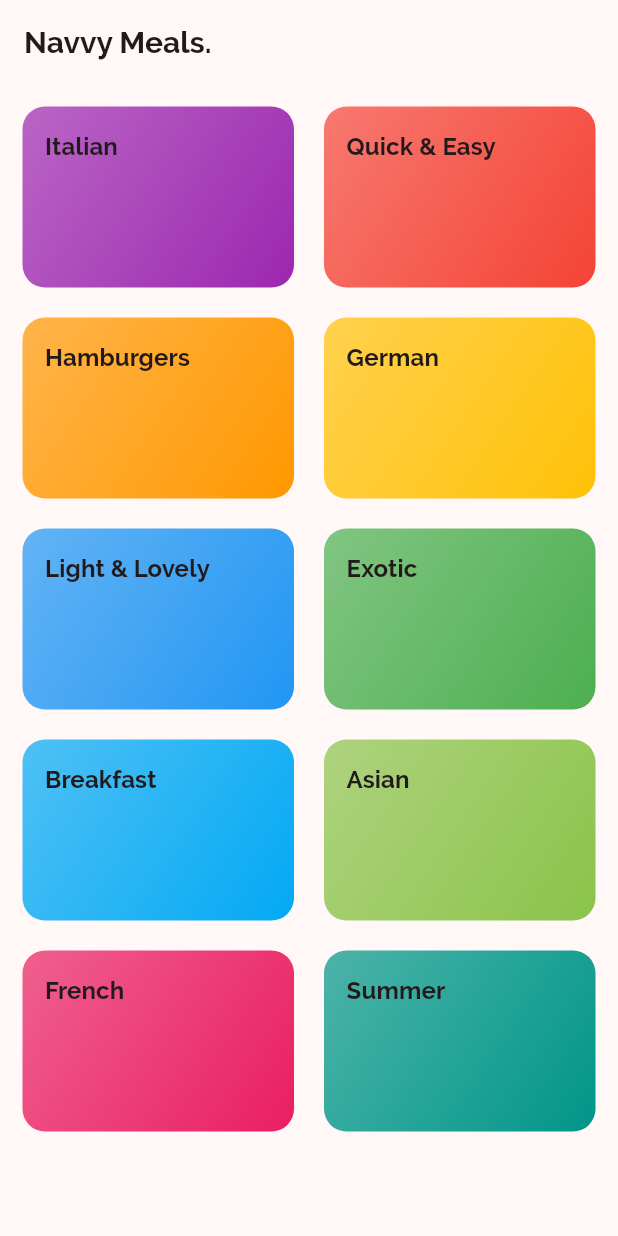
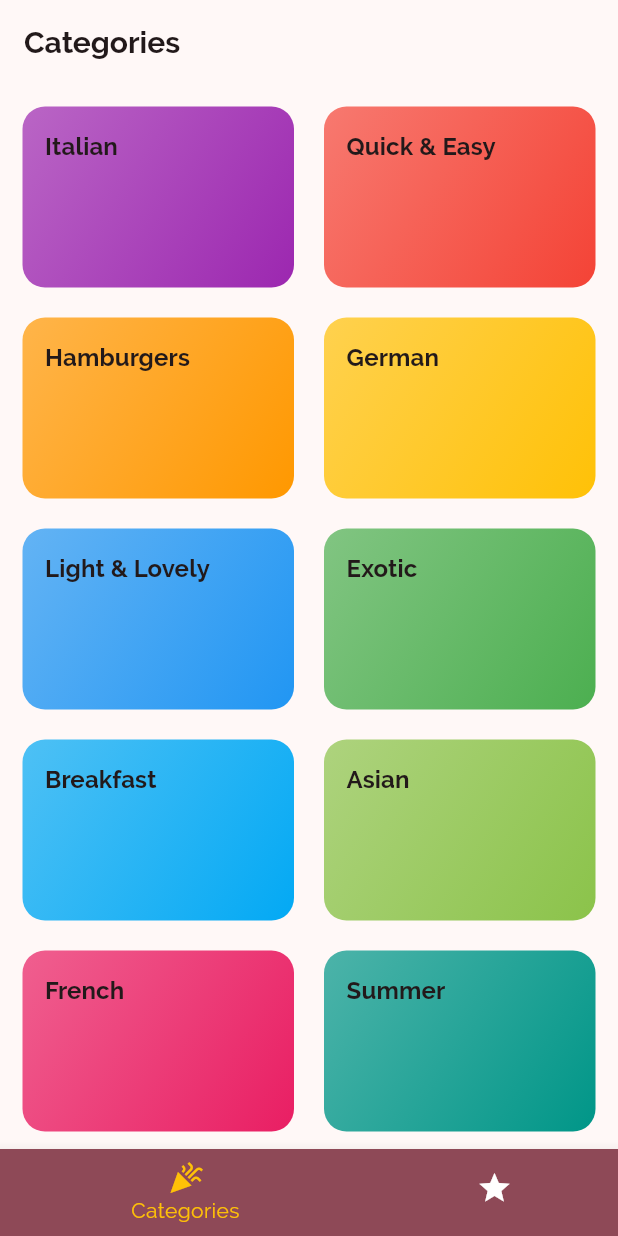
Before and after one commit to flexxy-07/NavvyMeals, a Flutter app: the screen it shows after launch, on a phone screen of 412 x 824 dp. Run offline on Flutter 3.47's test engine with Material 3 defaults, Android fonts, the phone set to English and light mode, and no system bars.

Commit message:
Added bottom navigation bar

```diff
--- a/lib/categories_screen.dart
+++ b/lib/categories_screen.dart
@@ -5,9 +5,7 @@ import 'category_item.dart';
 class CategoriesScreen extends StatelessWidget {
   @override
   Widget build(BuildContext context) {
-    return Scaffold(
-      appBar: AppBar(title: const Text('Navvy Meals.')),
-      body: GridView(
+    return GridView(
         padding: const EdgeInsets.all(15),
 
         gridDelegate: SliverGridDelegateWithMaxCrossAxisExtent(
@@ -22,7 +20,6 @@ class CategoriesScreen extends StatelessWidget {
                   CategoryItem(id: cat.id, title: cat.title, color: cat.color),
             )
             .toList(),
-      ),
-    );
+      );
   }
 }
--- /dev/null
+++ b/lib/favourite_screen.dart
@@ -0,0 +1,14 @@
+import 'package:flutter/material.dart';
+
+class FavouriteScreen extends StatelessWidget {
+  const FavouriteScreen({super.key});
+
+  @override
+  Widget build(BuildContext context) {
+    return Scaffold(
+      body: const Center(
+        child: Text('Favourite Screen'),
+      ),
+    );
+  }
+}
--- a/lib/main.dart
+++ b/lib/main.dart
@@ -3,6 +3,7 @@ import 'package:flutter/material.dart';
 import 'package:tastynav_cuisines/categories_screen.dart';
 import 'package:tastynav_cuisines/category_meals_screen.dart';
 import 'package:tastynav_cuisines/meal_item_details.dart';
+import 'package:tastynav_cuisines/tabs_screen.dart';
 
 void main() => runApp(MyApp());
 
@@ -37,8 +38,10 @@ class MyApp extends StatelessWidget{
         ),
         useMaterial3: true,
       ),
-      home: CategoriesScreen(),
+     // home: CategoriesScreen(),
+      initialRoute: '/',
       routes: {
+        '/' : (context) => TabsScreen(),
         CategoryMealsScreen.routeName: (ctx) => CategoryMealsScreen(),
         MealDetail.routeName: (ctx) => MealDetail(),
       }, // first screen of the app
--- /dev/null
+++ b/lib/tabs_screen.dart
@@ -0,0 +1,51 @@
+import 'package:flutter/material.dart';
+import 'package:tastynav_cuisines/categories_screen.dart';
+import 'package:tastynav_cuisines/favourite_screen.dart';
+
+class TabsScreen extends StatefulWidget {
+  @override
+  State<TabsScreen> createState() => _TabsScreenState();
+}
+
+class _TabsScreenState extends State<TabsScreen> {
+  final List<Map<String, Object>> _pages = [
+    {'page' : CategoriesScreen(), 'title' : 'Categories'},
+    {'page' : FavouriteScreen(), 'title' : 'Your Favourites'}
+  ];
+
+  int _selectedPageIndex = 0;
+
+  void _selectPage(int index){
+    setState(() {
+      _selectedPageIndex = index;
+    });
+  }
+  @override
+  Widget build(BuildContext context) {
+    return Scaffold(
+      appBar: AppBar(title: Text(_pages[_selectedPageIndex]['title'] as String)),
+      body: _pages[_selectedPageIndex]['page'] as Widget,
+      bottomNavigationBar: BottomNavigationBar(
+        onTap: _selectPage,
+        backgroundColor: Theme.of(context).primaryColor,
+        unselectedItemColor: Colors.white,
+        selectedItemColor: Theme.of(context).colorScheme.secondary,
+        currentIndex: _selectedPageIndex,
+        type: BottomNavigationBarType.shifting,
+        items: [BottomNavigationBarItem(icon: Icon(Icons.celebration),
+        backgroundColor: Theme.of(context).primaryColor,
+          label: 'Categories',
+        ),
+
+        BottomNavigationBarItem(icon: Icon(Icons.star),
+          label:  'Favourites',
+          backgroundColor: Theme.of(context).primaryColor,
+        ),
+
+
+
+        ],
+      ),
+    );
+  }
+}
```
Also changed, not shown: lib/meal_item_details.dart (+4 -4 lines).
